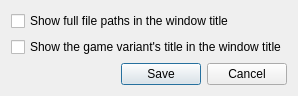
Old version of the form native/src/ReachVariantTool/ProgramOptionsDialog.ui in the repository DavidJCobb/ReachVariantEditor.
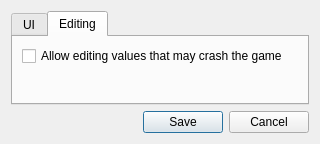
New version of the form.

Commit message:
Loadout editing; identified some options
Identified the Armor Ability player traits. Tested the unused Armor Abilities as well as the aura trait, the shield decay rate values, and some extended weapon indices.

Added the abiliy to edit loadout palettes.

Added options and functionality to block off unsafe (crashing) game variant options. However, it turns out there may not be any, so I may have to remove this stuff.

Identified some of the engine option toggles.

```diff
--- a/native/src/ReachVariantTool/ProgramOptionsDialog.ui
+++ b/native/src/ReachVariantTool/ProgramOptionsDialog.ui
@@ -6,21 +6,14 @@
    <rect>
     <x>0</x>
     <y>0</y>
-    <width>270</width>
-    <height>95</height>
+    <width>294</width>
+    <height>140</height>
    </rect>
   </property>
   <property name="windowTitle">
    <string>ReachVariantTool Options</string>
   </property>
   <layout class="QGridLayout" name="gridLayout">
-   <item row="0" column="0">
-    <widget class="QCheckBox" name="optionFullFilePathsInWindowTitle">
-     <property name="text">
-      <string>Show full file paths in the window title</string>
-     </property>
-    </widget>
-   </item>
    <item row="3" column="0">
     <layout class="QHBoxLayout" name="horizontalLayout">
      <item>
@@ -52,24 +45,72 @@
      </item>
     </layout>
    </item>
-   <item row="2" column="0">
-    <spacer name="verticalSpacer">
-     <property name="orientation">
-      <enum>Qt::Vertical</enum>
+   <item row="0" column="0">
+    <widget class="QTabWidget" name="tabWidget">
+     <property name="currentIndex">
+      <number>1</number>
      </property>
-     <property name="sizeHint" stdset="0">
-      <size>
-       <width>20</width>
-       <height>0</height>
-      </size>
-     </property>
-    </spacer>
-   </item>
-   <item row="1" column="0">
-    <widget class="QCheckBox" name="optionVariantNameInWindowTitle">
-     <property name="text">
-      <string>Show the game variant's title in the window title</string>
-     </property>
+     <widget class="QWidget" name="tab">
+      <attribute name="title">
+       <string>UI</string>
+      </attribute>
+      <layout class="QGridLayout" name="gridLayout_2">
+       <item row="0" column="0">
+        <widget class="QCheckBox" name="optionFullFilePathsInWindowTitle">
+         <property name="text">
+          <string>Show full file paths in the window title</string>
+         </property>
+        </widget>
+       </item>
+       <item row="1" column="0">
+        <widget class="QCheckBox" name="optionVariantNameInWindowTitle">
+         <property name="text">
+          <string>Show the game variant's title in the window title</string>
+         </property>
+        </widget>
+       </item>
+       <item row="2" column="0">
+        <spacer name="verticalSpacer">
+         <property name="orientation">
+          <enum>Qt::Vertical</enum>
+         </property>
+         <property name="sizeHint" stdset="0">
+          <size>
+           <width>20</width>
+           <height>0</height>
+          </size>
+         </property>
+        </spacer>
+       </item>
+      </layout>
+     </widget>
+     <widget class="QWidget" name="tab_2">
+      <attribute name="title">
+       <string>Editing</string>
+      </attribute>
+      <layout class="QGridLayout" name="gridLayout_3">
+       <item row="0" column="0">
+        <widget class="QCheckBox" name="optionEditingAllowUnsafe">
+         <property name="text">
+          <string>Allow editing values that may crash the game</string>
+         </property>
+        </widget>
+       </item>
+       <item row="1" column="0">
+        <spacer name="verticalSpacer_2">
+         <property name="orientation">
+          <enum>Qt::Vertical</enum>
+         </property>
+         <property name="sizeHint" stdset="0">
+          <size>
+           <width>20</width>
+           <height>0</height>
+          </size>
+         </property>
+        </spacer>
+       </item>
+      </layout>
+     </widget>
     </widget>
    </item>
   </layout>
```
The commit also changes 19 other files.
